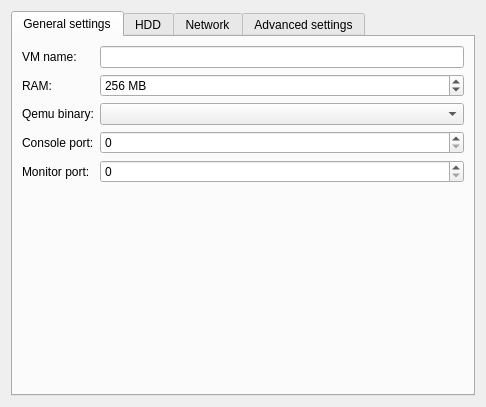
First picture: the form in gns3/modules/qemu/ui/qemu_vm_configuration_page.ui, repository GNS3/gns3-gui, before the edit.
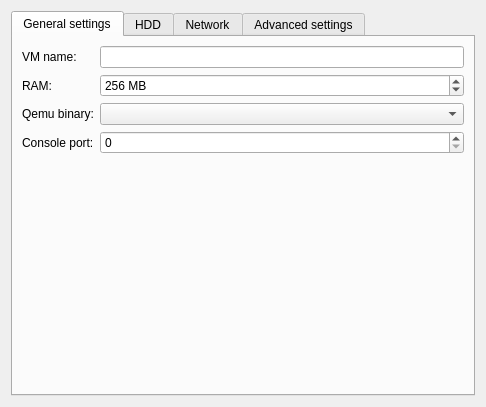
Second picture: the form after the edit.

Commit message: Do not expose the Qemu monitor port in the GUI.

Patch:
```diff
--- a/gns3/modules/qemu/ui/qemu_vm_configuration_page.ui
+++ b/gns3/modules/qemu/ui/qemu_vm_configuration_page.ui
@@ -34,7 +34,7 @@
        <item row="0" column="2">
         <widget class="QLineEdit" name="uiNameLineEdit"/>
        </item>
-       <item row="5" column="1" colspan="2">
+       <item row="4" column="1" colspan="2">
         <spacer name="spacer">
          <property name="orientation">
           <enum>Qt::Vertical</enum>
@@ -71,20 +71,6 @@
          </property>
         </widget>
        </item>
-       <item row="4" column="2">
-        <widget class="QSpinBox" name="uiMonitorPortSpinBox">
-         <property name="maximum">
-          <number>65535</number>
-         </property>
-        </widget>
-       </item>
-       <item row="4" column="0" colspan="2">
-        <widget class="QLabel" name="uiMonitorPortLabel">
-         <property name="text">
-          <string>Monitor port:</string>
-         </property>
-        </widget>
-       </item>
        <item row="0" column="0">
         <widget class="QLabel" name="uiNameLabel">
          <property name="text">
```
The commit also changes 4 other files.
